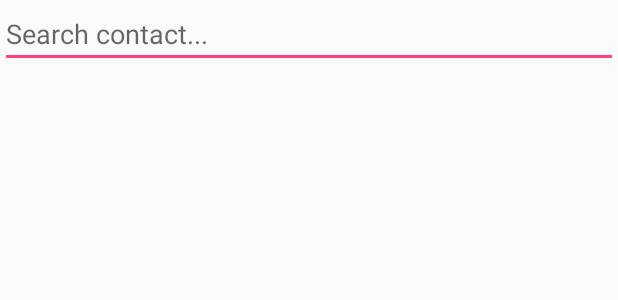
After one commit to mverleg/brocast, an Android app: the layout fragment_search_contact.xml on its own in the app's theme, with its tools: preview values and no code run, on a phone screen of 412 x 824 dp. The commit adds this screen. Shown: the top 300 px of the screen. Run offline under Robolectric (Android 15) with nearby library versions, the phone set to English and light mode, and no system bars.

Commit message:
Search fragment

```diff
--- a/base/build.gradle
+++ b/base/build.gradle
@@ -21,6 +21,7 @@ dependencies {
     api 'com.android.support:appcompat-v7:27.1.1'
     api 'com.android.support.constraint:constraint-layout:1.1.0'
     api 'com.android.support:design:27.1.1'
+    api 'com.android.support:support-v4:27.1.1'
     application project(':app')
     feature project(':signup')
 }
--- a/signup/build.gradle
+++ b/signup/build.gradle
@@ -23,7 +23,7 @@ android {
 
 dependencies {
     implementation fileTree(dir: 'libs', include: ['*.jar'])
-    implementation"org.jetbrains.kotlin:kotlin-stdlib-jre7:$kotlin_version"
+    implementation "org.jetbrains.kotlin:kotlin-stdlib-jre7:$kotlin_version"
     implementation project(':base')
     testImplementation 'junit:junit:4.12'
     androidTestImplementation 'com.android.support.test:runner:1.0.1'
--- /dev/null
+++ b/signup/src/main/res/layout/fragment_search_contact.xml
@@ -0,0 +1,13 @@
+<?xml version="1.0" encoding="utf-8"?>
+<FrameLayout xmlns:android="http://schemas.android.com/apk/res/android"
+             xmlns:tools="http://schemas.android.com/tools"
+             android:layout_width="match_parent"
+             android:layout_height="match_parent"
+             tools:context=".SearchContactFragment">
+    <EditText
+            android:layout_width="match_parent"
+            android:layout_height="wrap_content"
+            android:inputType="textPersonName"
+            android:ems="10"
+            android:id="@+id/editText2" android:hint="Search contact..."/>
+</FrameLayout>
--- a/signup/src/main/res/values/strings.xml
+++ b/signup/src/main/res/values/strings.xml
@@ -1,4 +1,7 @@
 <resources>
 
     <string name="action_settings">Settings</string>
+
+    <!-- TODO: Remove or change this placeholder text -->
+    <string name="hello_blank_fragment">Hello blank fragment</string>
 </resources>
```
Also changed, not shown: signup/src/main/java/nl/markv/brocast/brocast/signup/SearchContactFragment.kt (added, +100 -0 lines), signup/src/main/java/nl/markv/brocast/brocast/signup/SignupActivity.kt (+6 -10 lines), signup/src/main/res/layout/activity_signup.xml (+7 -7 lines), 1 other file.
